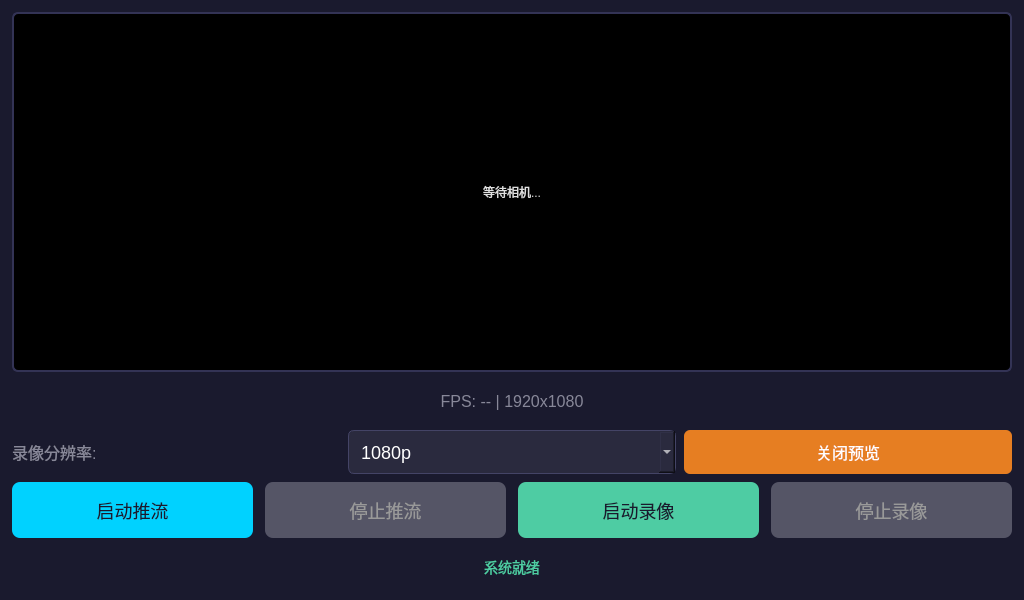
Old version of the form Software/APP/SentinelQT/widget.ui in the repository Davin-Liang/RK3588-Omni-Sentinel.
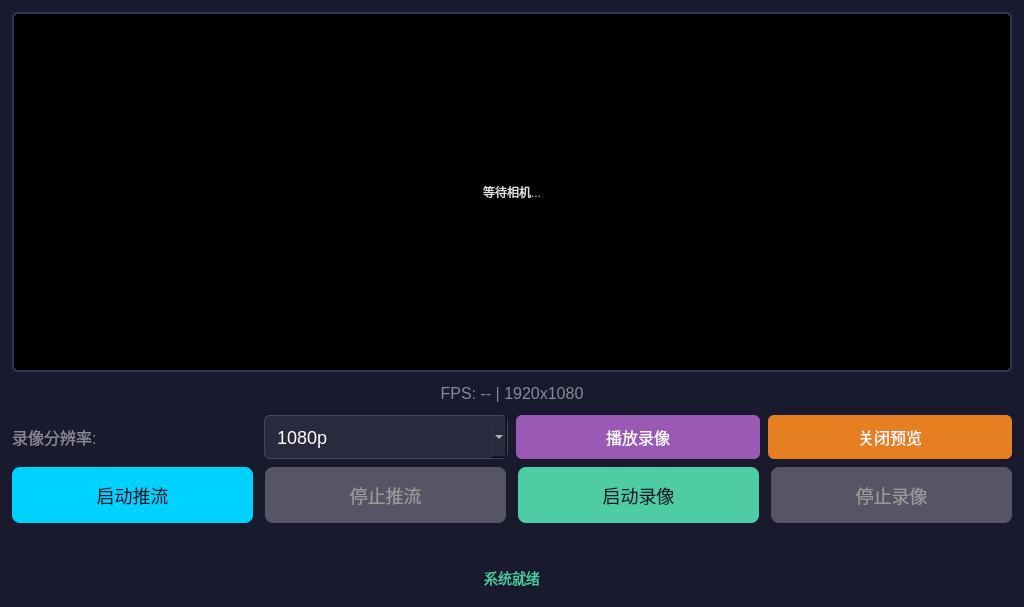
New version of the form.

Commit message: feat(SentinelQT): time-based record filenames, elapsed-time display, ffplay playback

The edit to the form file:
```diff
--- a/Software/APP/SentinelQT/widget.ui
+++ b/Software/APP/SentinelQT/widget.ui
@@ -59,6 +59,15 @@
        <item><property name="text"><string>720p</string></property></item>
       </widget>
      </item>
+     <item>
+      <widget class="QPushButton" name="btnPlayRecord">
+       <property name="text"><string>播放录像</string></property>
+       <property name="minimumSize"><size><width>0</width><height>44</height></size></property>
+       <property name="styleSheet">
+        <string notr="true">font-size: 16px; background-color: #9b59b6; color: #ffffff; border: none; border-radius: 6px; padding: 0 12px;</string>
+       </property>
+      </widget>
+     </item>
      <item>
       <widget class="QPushButton" name="btnTogglePreview">
        <property name="text"><string>关闭预览</string></property>
@@ -113,6 +122,15 @@
      </item>
     </layout>
    </item>
+   <item>
+    <widget class="QLabel" name="recordInfoLabel">
+     <property name="text"><string></string></property>
+     <property name="alignment"><set>Qt::AlignCenter</set></property>
+     <property name="styleSheet">
+      <string notr="true">font-size: 16px; color: #e74c3c; padding: 2px;</string>
+     </property>
+    </widget>
+   </item>
    <item>
     <widget class="QLabel" name="statusLabel">
      <property name="text"><string>系统就绪</string></property>
```
The commit also changes 6 other files.
